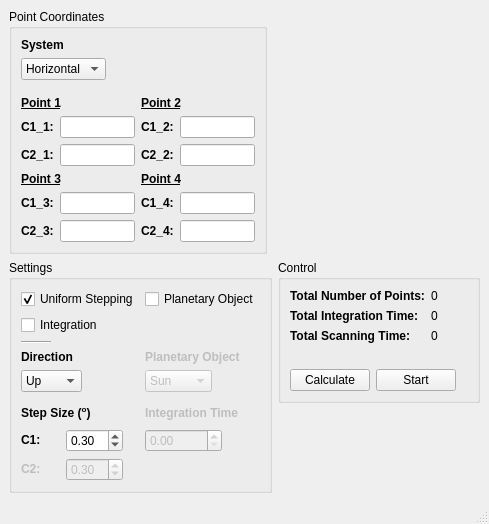
Qt form UI_Files/SkyScanning.ui (AmateurRadioTelescopeSystem/RadioTelescope_Controller) before a commit.
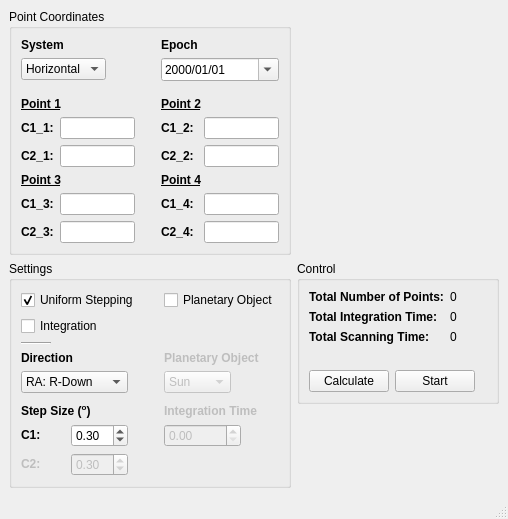
The same form after that commit. Icons and pictures are not drawn.

Commit message: Added epoch selection through calendar

The edit to the form file:
```diff
--- a/UI_Files/SkyScanning.ui
+++ b/UI_Files/SkyScanning.ui
@@ -49,7 +49,7 @@
          </item>
         </widget>
        </item>
-       <item row="3" column="2" colspan="2">
+       <item row="3" column="3" colspan="2">
         <widget class="QLabel" name="label_3">
          <property name="text">
           <string>&lt;html&gt;&lt;head/&gt;&lt;body&gt;&lt;p&gt;&lt;span style=&quot; font-weight:600; text-decoration: underline;&quot;&gt;Point 2&lt;/span&gt;&lt;/p&gt;&lt;/body&gt;&lt;/html&gt;</string>
@@ -101,14 +101,14 @@
          </property>
         </widget>
        </item>
-       <item row="5" column="2">
+       <item row="5" column="3">
         <widget class="QLabel" name="point2Coord_2Label">
          <property name="text">
           <string>&lt;html&gt;&lt;head/&gt;&lt;body&gt;&lt;p&gt;&lt;span style=&quot; font-weight:600;&quot;&gt;C2_2:&lt;/span&gt;&lt;/p&gt;&lt;/body&gt;&lt;/html&gt;</string>
          </property>
         </widget>
        </item>
-       <item row="5" column="3">
+       <item row="5" column="4">
         <widget class="QLineEdit" name="point2Coord_2Field">
          <property name="sizePolicy">
           <sizepolicy hsizetype="Fixed" vsizetype="Maximum">
@@ -134,14 +134,14 @@
          </property>
         </widget>
        </item>
-       <item row="4" column="2">
+       <item row="4" column="3">
         <widget class="QLabel" name="point2Coord_1Label">
          <property name="text">
           <string>&lt;html&gt;&lt;head/&gt;&lt;body&gt;&lt;p&gt;&lt;span style=&quot; font-weight:600;&quot;&gt;C1_2:&lt;/span&gt;&lt;/p&gt;&lt;/body&gt;&lt;/html&gt;</string>
          </property>
         </widget>
        </item>
-       <item row="4" column="3">
+       <item row="4" column="4">
         <widget class="QLineEdit" name="point2Coord_1Field">
          <property name="sizePolicy">
           <sizepolicy hsizetype="Fixed" vsizetype="Maximum">
@@ -174,7 +174,7 @@
          </property>
         </widget>
        </item>
-       <item row="6" column="2" colspan="2">
+       <item row="6" column="3" colspan="2">
         <widget class="QLabel" name="label_4">
          <property name="text">
           <string>&lt;html&gt;&lt;head/&gt;&lt;body&gt;&lt;p&gt;&lt;span style=&quot; font-weight:600; text-decoration: underline;&quot;&gt;Point 4&lt;/span&gt;&lt;/p&gt;&lt;/body&gt;&lt;/html&gt;</string>
@@ -214,14 +214,14 @@
          </property>
         </widget>
        </item>
-       <item row="7" column="2">
+       <item row="7" column="3">
         <widget class="QLabel" name="point4Coord_1Label">
          <property name="text">
           <string>&lt;html&gt;&lt;head/&gt;&lt;body&gt;&lt;p&gt;&lt;span style=&quot; font-weight:600;&quot;&gt;C1_4:&lt;/span&gt;&lt;/p&gt;&lt;/body&gt;&lt;/html&gt;</string>
          </property>
         </widget>
        </item>
-       <item row="7" column="3">
+       <item row="7" column="4">
         <widget class="QLineEdit" name="point4Coord_1Field">
          <property name="sizePolicy">
           <sizepolicy hsizetype="Fixed" vsizetype="Maximum">
@@ -259,7 +259,7 @@
          </property>
         </widget>
        </item>
-       <item row="8" column="2">
+       <item row="8" column="3">
         <widget class="QLabel" name="point4Coord_2Label">
          <property name="text">
           <string>&lt;html&gt;&lt;head/&gt;&lt;body&gt;&lt;p&gt;&lt;span style=&quot; font-weight:600;&quot;&gt;C2_4:&lt;/span&gt;&lt;/p&gt;&lt;/body&gt;&lt;/html&gt;</string>
@@ -273,7 +273,7 @@
          </property>
         </widget>
        </item>
-       <item row="8" column="3">
+       <item row="8" column="4">
         <widget class="QLineEdit" name="point4Coord_2Field">
          <property name="sizePolicy">
           <sizepolicy hsizetype="Fixed" vsizetype="Maximum">
@@ -308,6 +308,42 @@
          </property>
         </spacer>
        </item>
+       <item row="7" column="2">
+        <spacer name="horizontalSpacer_2">
+         <property name="orientation">
+          <enum>Qt::Horizontal</enum>
+         </property>
+         <property name="sizeHint" stdset="0">
+          <size>
+           <width>20</width>
+           <height>20</height>
+          </size>
+         </property>
+        </spacer>
+       </item>
+       <item row="0" column="3">
+        <widget class="QLabel" name="label_14">
+         <property name="text">
+          <string>&lt;html&gt;&lt;head/&gt;&lt;body&gt;&lt;p&gt;&lt;span style=&quot; font-weight:600;&quot;&gt;Epoch&lt;/span&gt;&lt;/p&gt;&lt;/body&gt;&lt;/html&gt;</string>
+         </property>
+        </widget>
+       </item>
+       <item row="1" column="3" colspan="2">
+        <widget class="QDateEdit" name="epochDateSelection">
+         <property name="toolTip">
+          <string>Select the Epoch for coordinate transformations</string>
+         </property>
+         <property name="displayFormat">
+          <string>yyyy/MM/dd</string>
+         </property>
+         <property name="calendarPopup">
+          <bool>true</bool>
+         </property>
+         <property name="timeSpec">
+          <enum>Qt::UTC</enum>
+         </property>
+        </widget>
+       </item>
       </layout>
      </widget>
     </item>
@@ -333,7 +369,7 @@
        <string>Settings</string>
       </property>
       <layout class="QGridLayout" name="gridLayout_2">
-       <item row="3" column="3">
+       <item row="3" column="4">
         <widget class="QLabel" name="label_8">
          <property name="enabled">
           <bool>false</bool>
@@ -343,36 +379,6 @@
          </property>
         </widget>
        </item>
-       <item row="4" column="0" colspan="2">
-        <widget class="QComboBox" name="comboBox_2">
-         <property name="sizePolicy">
-          <sizepolicy hsizetype="Maximum" vsizetype="Fixed">
-           <horstretch>0</horstretch>
-           <verstretch>0</verstretch>
-          </sizepolicy>
-         </property>
-         <item>
-          <property name="text">
-           <string>Up</string>
-          </property>
-         </item>
-         <item>
-          <property name="text">
-           <string>Down</string>
-          </property>
-         </item>
-         <item>
-          <property name="text">
-           <string>Left</string>
-          </property>
-         </item>
-         <item>
-          <property name="text">
-           <string>Right</string>
-          </property>
-         </item>
-        </widget>
-       </item>
        <item row="5" column="0">
         <spacer name="verticalSpacer_2">
          <property name="orientation">
@@ -396,22 +402,6 @@
          </property>
         </widget>
        </item>
-       <item row="6" column="2">
-        <spacer name="horizontalSpacer">
-         <property name="orientation">
-          <enum>Qt::Horizontal</enum>
-         </property>
-         <property name="sizeType">
-          <enum>QSizePolicy::Fixed</enum>
-         </property>
-         <property name="sizeHint" stdset="0">
-          <size>
-           <width>10</width>
-           <height>20</height>
-          </size>
-         </property>
-        </spacer>
-       </item>
        <item row="0" column="0" colspan="3">
         <widget class="QCheckBox" name="checkBox">
          <property name="cursor">
@@ -474,7 +464,7 @@
          </property>
         </widget>
        </item>
-       <item row="0" column="3">
+       <item row="0" column="4">
         <widget class="QCheckBox" name="planetaryObjectSelectcheckBox">
          <property name="cursor">
           <cursorShape>PointingHandCursor</cursorShape>
@@ -484,7 +474,7 @@
          </property>
         </widget>
        </item>
-       <item row="4" column="3">
+       <item row="4" column="4">
         <widget class="QComboBox" name="objectSelectionComboBox">
          <property name="enabled">
           <bool>false</bool>
@@ -529,7 +519,7 @@
          </property>
         </widget>
        </item>
-       <item row="7" column="3">
+       <item row="7" column="4">
         <widget class="QDoubleSpinBox" name="doubleSpinBox">
          <property name="enabled">
           <bool>false</bool>
@@ -570,7 +560,7 @@
          </property>
         </widget>
        </item>
-       <item row="6" column="3">
+       <item row="6" column="4">
         <widget class="QLabel" name="label_9">
          <property name="enabled">
           <bool>false</bool>
@@ -599,6 +589,66 @@
          </property>
         </widget>
        </item>
+       <item row="4" column="0" colspan="2">
+        <widget class="QComboBox" name="comboBox_2">
+         <item>
+          <property name="text">
+           <string>RA: R-Down</string>
+          </property>
+         </item>
+         <item>
+          <property name="text">
+           <string>RA: R-Up</string>
+          </property>
+         </item>
+         <item>
+          <property name="text">
+           <string>RA: L-Down</string>
+          </property>
+         </item>
+         <item>
+          <property name="text">
+           <string>RA: L-Up</string>
+          </property>
+         </item>
+         <item>
+          <property name="text">
+           <string>DEC: Up-R</string>
+          </property>
+         </item>
+         <item>
+          <property name="text">
+           <string>DEC: Up-L</string>
+          </property>
+         </item>
+         <item>
+          <property name="text">
+           <string>DEC: Down-R</string>
+          </property>
+         </item>
+         <item>
+          <property name="text">
+           <string>DEC: Down-L</string>
+          </property>
+         </item>
+        </widget>
+       </item>
+       <item row="4" column="2">
+        <spacer name="horizontalSpacer">
+         <property name="orientation">
+          <enum>Qt::Horizontal</enum>
+         </property>
+         <property name="sizeType">
+          <enum>QSizePolicy::Fixed</enum>
+         </property>
+         <property name="sizeHint" stdset="0">
+          <size>
+           <width>10</width>
+           <height>20</height>
+          </size>
+         </property>
+        </spacer>
+       </item>
       </layout>
      </widget>
     </item>
```
Left out of the diff: 10 changed lines with no effect on the pictures.
